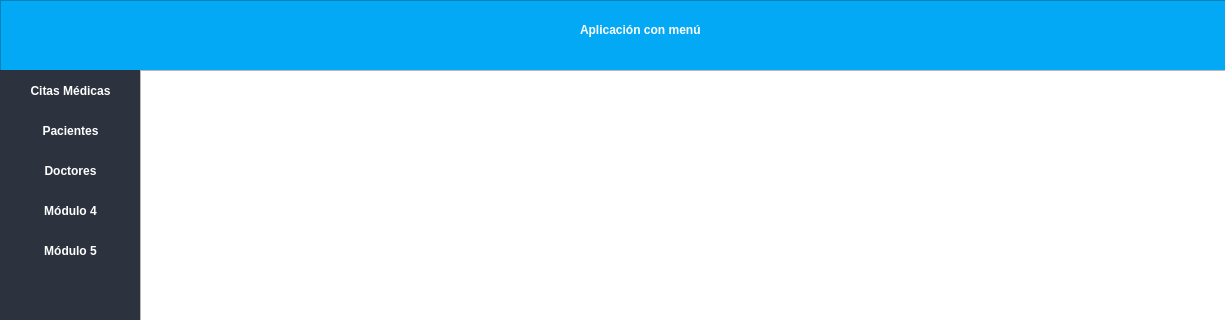
Before: the Qt Designer form diseno/menu.ui in PabloCesar1/Consultorio-Medico, drawn with Qt 5; both pictures show x 0 to 1225 and y 0 to 320 of the 1225 by 660 pixel window.
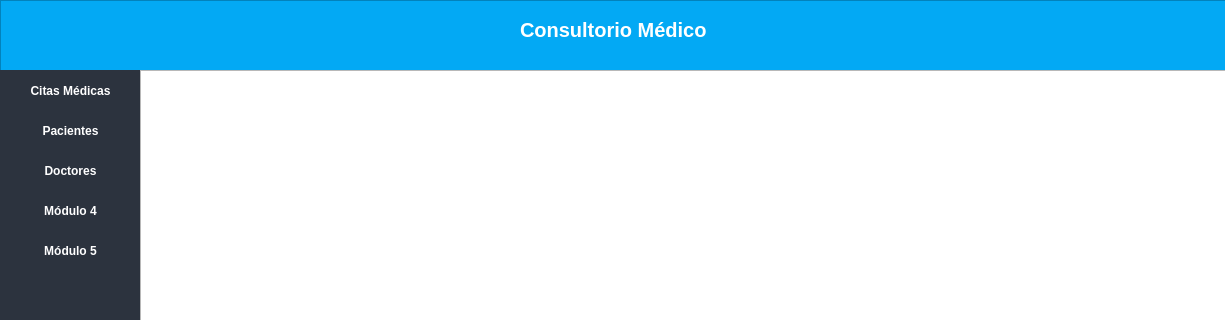
After: the same form once the commit is applied.

Commit message: Titulo de aplicacion

The edit to the form file:
```diff
--- a/diseno/menu.ui
+++ b/diseno/menu.ui
@@ -31,7 +31,7 @@
 
 
 #titulo{
-	font-size: 25px;
+	font-size: 20px;
     color:#fff;
 	font-family: Arial, Verdana;
 	font-weight: bold;
@@ -69,23 +69,26 @@
      <height>71</height>
     </rect>
    </property>
+   <property name="styleSheet">
+    <string notr="true"/>
+   </property>
    <property name="frameShape">
     <enum>QFrame::StyledPanel</enum>
    </property>
    <property name="frameShadow">
     <enum>QFrame::Raised</enum>
    </property>
-   <widget class="QLabel" name="label">
+   <widget class="QLabel" name="titulo">
     <property name="geometry">
      <rect>
-      <x>580</x>
+      <x>520</x>
       <y>20</y>
-      <width>141</width>
+      <width>251</width>
       <height>20</height>
      </rect>
     </property>
     <property name="text">
-     <string>Aplicación con menú</string>
+     <string>Consultorio Médico</string>
     </property>
    </widget>
   </widget>
```
